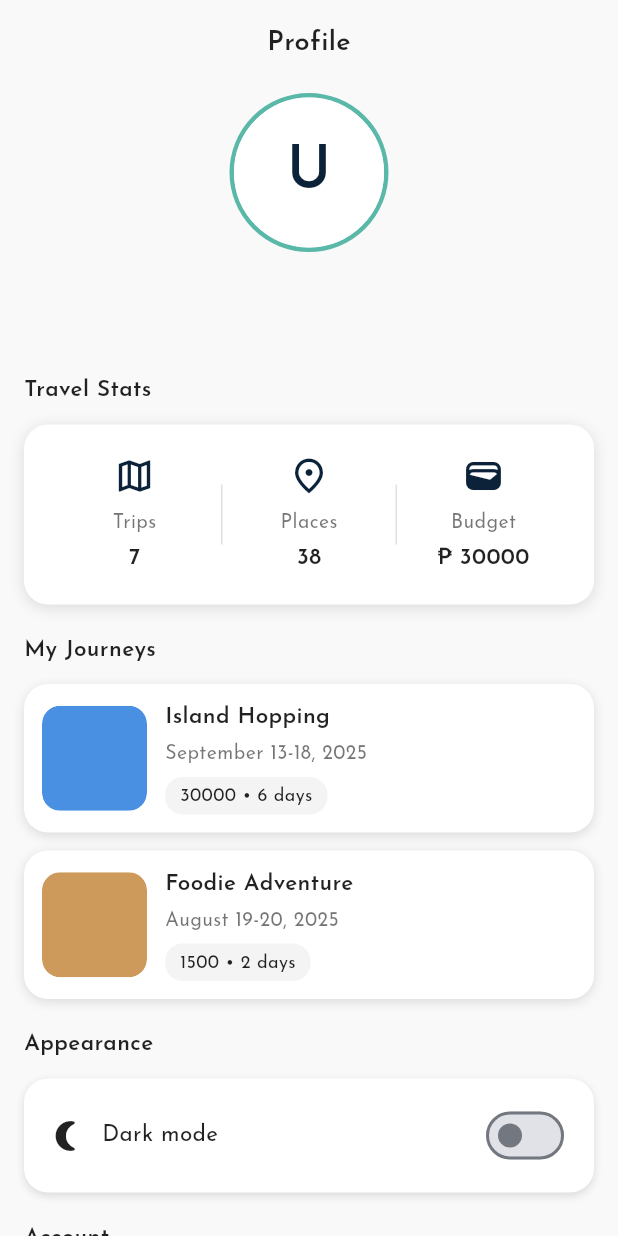
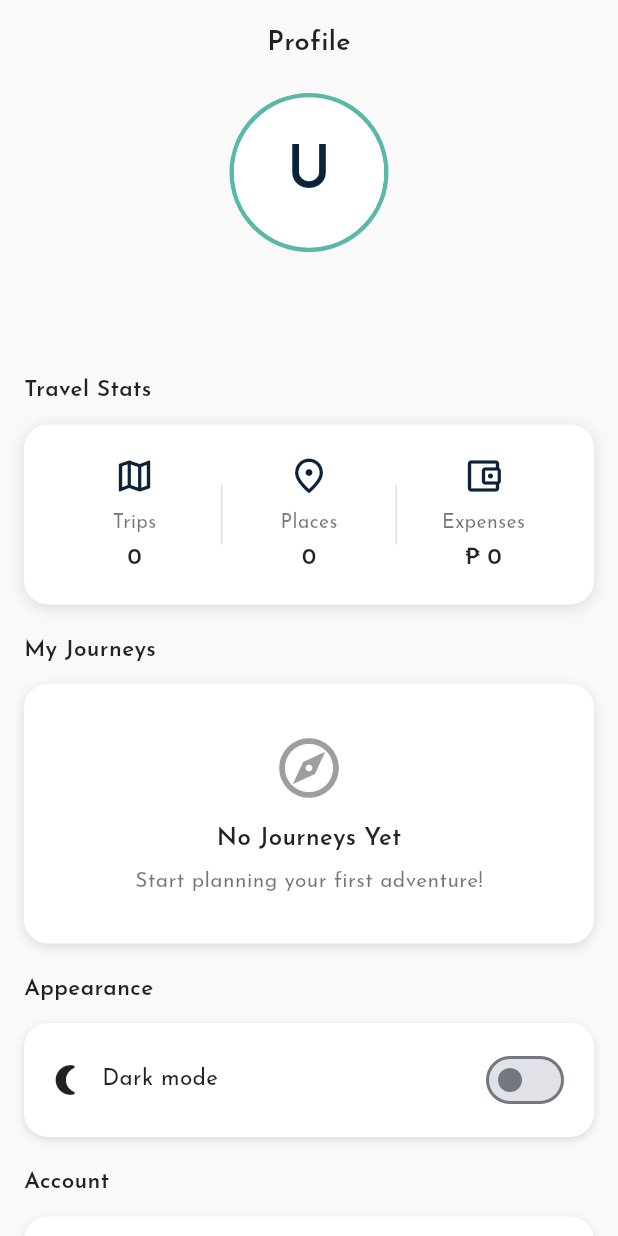
Before and after one commit to Steven-zx/IloJourni, a Flutter app: the ProfileSignedScreen screen opened by its route, on a phone screen of 412 x 824 dp. Run offline on Flutter 3.47's test engine with Material 3 defaults, Android fonts, the phone set to English and light mode, and no system bars; our stand-ins replace connectivity_plus, flutter_dotenv, google_fonts, google_generative_ai, shared_preferences; accounts and stored records are empty.

Commit message:
Updated Profile and Sync Stats. Polished Dark mode.

```diff
--- a/ilojourni/lib/screens/profile_signed_screen.dart
+++ b/ilojourni/lib/screens/profile_signed_screen.dart
@@ -2,6 +2,7 @@
 import '../theme/app_theme.dart';
 import '../services/theme_service.dart';
 import '../services/auth_service.dart';
+import '../services/saved_trips_store.dart';
 import '../widgets/placeholder_image.dart';
 import 'itinerary_screen.dart';
 import 'welcome_screen.dart';
@@ -76,14 +77,78 @@
           const SizedBox(height: 20),
           Text('My Journeys', style: (Theme.of(context).textTheme.bodyMedium ?? const TextStyle()).copyWith(fontWeight: FontWeight.w600, fontSize: 15)),
           const SizedBox(height: 12),
-          InkWell(
-            onTap: () => Navigator.pushNamed(context, ItineraryScreen.route),
-            child: _JourneyItem(image: '', imageColor: const Color(0xFF4A90E2), title: 'Island Hopping', subtitle: 'September 13-18, 2025', budget: '30000 • 6 days'),
+          AnimatedBuilder(
+            animation: SavedTripsStore.instance,
+            builder: (context, _) {
+              final trips = SavedTripsStore.instance.trips;
+
+              if (trips.isEmpty) {
+                return Container(
+                  padding: const EdgeInsets.all(32),
+                  decoration: BoxDecoration(
+                    color: isDark ? AppTheme.darkCard : Colors.white,
+                    borderRadius: BorderRadius.circular(16),
+                    boxShadow: [BoxShadow(color: isDark ? Colors.black26 : Colors.black12, blurRadius: 6, offset: const Offset(0, 2))],
                   ),
+                  child: Column(
+                    children: [
+                      Icon(Icons.explore_outlined, size: 48, color: isDark ? Colors.white38 : Colors.black38),
                       const SizedBox(height: 12),
-          InkWell(
-            onTap: () => Navigator.pushNamed(context, ItineraryScreen.route),
-            child: _JourneyItem(image: '', imageColor: const Color(0xFFCD9A5B), title: 'Foodie Adventure', subtitle: 'August 19-20, 2025', budget: '1500 • 2 days'),
+                      Text(
+                        'No Journeys Yet',
+                        style: TextStyle(
+                          fontSize: 16,
+                          fontWeight: FontWeight.w600,
+                          color: isDark ? Colors.white70 : Colors.black87,
+                        ),
+                      ),
+                      const SizedBox(height: 6),
+                      Text(
+                        'Start planning your first adventure!',
+                        style: TextStyle(
+                          fontSize: 14,
+                          color: isDark ? Colors.white54 : Colors.black54,
+                        ),
+                      ),
+                    ],
+                  ),
+                );
+              }
+
+              return Column(
+                children: trips.map((trip) {
+                  final colors = [
+                    const Color(0xFF4A90E2),
+                    const Color(0xFFCD9A5B),
+                    const Color(0xFF9B59B6),
+                    const Color(0xFFE74C3C),
+                    const Color(0xFF2ECC71),
+                  ];
+                  final colorIndex = trips.indexOf(trip) % colors.length;
+
+                  return Padding(
+                    padding: const EdgeInsets.only(bottom: 12),
+                    child: InkWell(
+                      onTap: () => Navigator.pushNamed(
+                        context,
+                        ItineraryScreen.route,
+                        arguments: {
+                          'itinerary': trip.itinerary,
+                          'days': trip.itinerary.days.length,
+                        },
+                      ),
+                      child: _JourneyItem(
+                        image: trip.image,
+                        imageColor: colors[colorIndex],
+                        title: trip.title,
+                        subtitle: trip.dateRange,
+                        budget: '₱${trip.budget.toString().replaceAllMapped(RegExp(r'(\d{1,3})(?=(\d{3})+(?!\d))'), (Match m) => '${m[1]},')} • ${trip.itinerary.days.length} days',
+                      ),
+                    ),
+                  );
+                }).toList(),
+              );
+            },
           ),
           const SizedBox(height: 20),
           Text('Appearance', style: (Theme.of(context).textTheme.bodyMedium ?? const TextStyle()).copyWith(fontWeight: FontWeight.w600, fontSize: 15)),
@@ -155,6 +220,7 @@
   @override
   Widget build(BuildContext context) {
     final isDark = Theme.of(context).brightness == Brightness.dark;
+
     Widget item(IconData icon, String label, String value) => Expanded(
           child: Column(
             mainAxisSize: MainAxisSize.min,
@@ -167,6 +233,13 @@
             ],
           ),
         );
+    return AnimatedBuilder(
+      animation: SavedTripsStore.instance,
+      builder: (context, _) {
+        final trips = SavedTripsStore.instance.trips;
+        final totalExpenses = trips.fold<int>(0, (sum, trip) => sum + trip.budget);
+        final totalPlaces = trips.fold<int>(0, (sum, trip) => sum + trip.itinerary.days.fold<int>(0, (daySum, day) => daySum + day.activities.where((a) => a.type == 'destination').length));
+
         return Container(
           padding: const EdgeInsets.symmetric(vertical: 20, horizontal: 16),
           decoration: BoxDecoration(
@@ -176,13 +249,15 @@
           ),
           child: Row(
             children: [
-          item(Icons.map_outlined, 'Trips', '7'),
+              item(Icons.map_outlined, 'Trips', '${trips.length}'),
               Container(width: 1, height: 40, color: isDark ? const Color(0xFF3A3A3A) : const Color(0xFFE0E0E0)),
-          item(Icons.place_outlined, 'Places', '38'),
+              item(Icons.place_outlined, 'Places', '$totalPlaces'),
               Container(width: 1, height: 40, color: isDark ? const Color(0xFF3A3A3A) : const Color(0xFFE0E0E0)),
-          item(Icons.wallet_outlined, 'Budget', '₱ 30000'),
+              item(Icons.account_balance_wallet_outlined, 'Expenses', totalExpenses > 0 ? '₱ ${totalExpenses.toString().replaceAllMapped(RegExp(r'(\d{1,3})(?=(\d{3})+(?!\d))'), (Match m) => '${m[1]},')}' : '₱ 0'),
             ],
           ),
+        );
+      },
     );
   }
 }
--- a/ilojourni/lib/screens/welcome_screen.dart
+++ b/ilojourni/lib/screens/welcome_screen.dart
@@ -7,6 +7,8 @@
 
   @override
   Widget build(BuildContext context) {
+    final isDark = Theme.of(context).brightness == Brightness.dark;
+
     return Scaffold(
       body: Stack(
         children: [
@@ -42,7 +44,7 @@
             right: 0,
             child: Container(
               decoration: BoxDecoration(
-                color: Colors.white,
+                color: isDark ? const Color(0xFF1E1E1E) : Colors.white,
                 borderRadius: const BorderRadius.vertical(top: Radius.circular(32)),
                 boxShadow: const [
                   BoxShadow(color: Colors.black26, blurRadius: 12, offset: Offset(0, -4)),
@@ -61,7 +63,7 @@
                   Text(
                     'With IloJourni, exploring Iloilo is simple. Find routes, track your budget, and enjoy the journey—one ride at a time.',
                     textAlign: TextAlign.center,
-                    style: (Theme.of(context).textTheme.bodyMedium ?? const TextStyle()).copyWith(color: Colors.black54),
+                    style: (Theme.of(context).textTheme.bodyMedium ?? const TextStyle()).copyWith(color: isDark ? Colors.white60 : Colors.black54),
                   ),
                   const SizedBox(height: 24),
                   SizedBox(
```
Also changed, not shown: ilojourni/lib/screens/plan_form_screen.dart (+18 -14 lines), ilojourni/lib/screens/sign_in_screen.dart (+5 -3 lines), ilojourni/lib/screens/sign_up_screen.dart (+5 -3 lines). Lines whose indentation alone changed are shown as unchanged.
